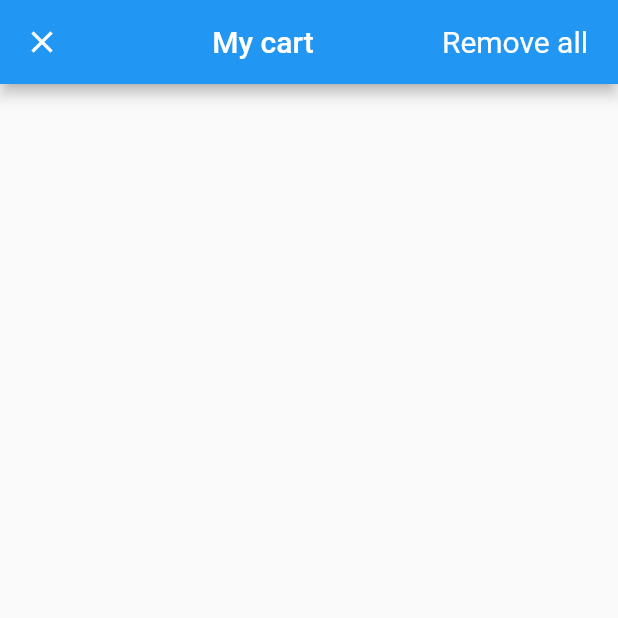
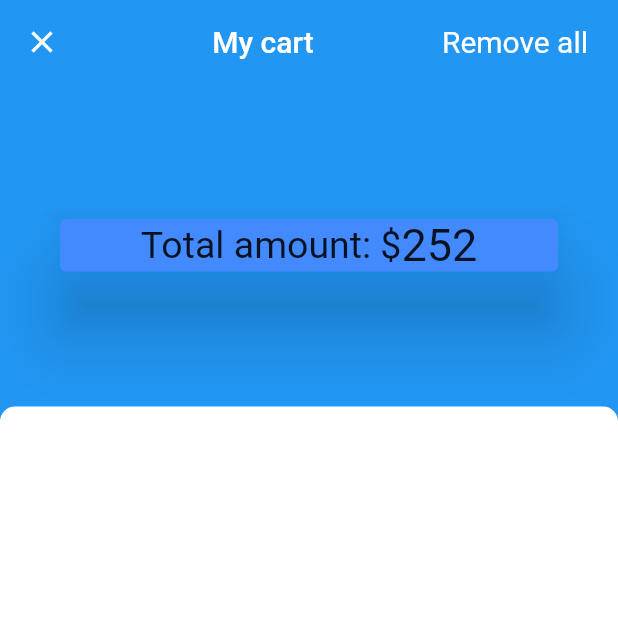
Before and after one commit to sayanmondal31/shoppinng-app, a Flutter app: the MyCartPage screen opened directly, on a phone screen of 412 x 824 dp, the top half of it. Run offline on Flutter 3.47's test engine with Material 2 defaults, Android fonts, the phone set to English and light mode, and no system bars.

Commit message:
ui changed to my cart

```diff
--- /dev/null
+++ b/lib/cartviewItem.dart
@@ -0,0 +1,38 @@
+import 'package:flutter/material.dart';
+import 'package:provider/provider.dart';
+
+import 'model/mycart.dart';
+
+class CartItemViwe extends StatelessWidget {
+  const CartItemViwe({
+    Key key,
+  }) : super(key: key);
+
+  @override
+  Widget build(BuildContext context) {
+    return Consumer<MyCart>(
+          builder: (context, cart, child) {
+            return ListView.builder(
+    itemCount: cart.total_cart_item,
+    itemBuilder: (BuildContext context, int index) {
+      return Padding(
+        padding: const EdgeInsets.symmetric(horizontal: 10),
+        child: ListTile(
+          title: Text(cart.cartItem[index].text),
+          trailing: GestureDetector(
+            onTap: (){
+              cart.removeItem(cart.cartItem[index]);
+            },
+            child: CircleAvatar(
+              radius: 10,
+              child: Icon(Icons.close,size: 20,),
+            ),
+          ),
+        ),
+      );
+    },
+            );
+          },
+        );
+  }
+}
--- a/lib/model/item.dart
+++ b/lib/model/item.dart
@@ -4,9 +4,6 @@ import 'package:flutter/material.dart';
 class Item{
   String text;
 
-
-
   Item({this.text});
 
-
 }
--- a/lib/model/mycart.dart
+++ b/lib/model/mycart.dart
@@ -39,6 +39,10 @@ class MyCart extends ChangeNotifier{
     notifyListeners();
   }
 
+  void removeItem(Item item){
+    _cartitem.remove(item);
+  }
+
    void addtocategory(String addeditem){
     final categoryitem = Item(text:addeditem);
     _item.add(categoryitem);
--- a/lib/mycartpage.dart
+++ b/lib/mycartpage.dart
@@ -1,21 +1,26 @@
 import 'package:advancedtest/cartView.dart';
+import 'package:advancedtest/cartviewItem.dart';
 import 'package:advancedtest/model/mycart.dart';
 import 'package:flutter/material.dart';
 import 'package:provider/provider.dart';
 
 class MyCartPage extends StatelessWidget {
-   _showSnackbar(BuildContext context){
-    Scaffold.of(context).showSnackBar(SnackBar(content: Text("All items deleted",textAlign: TextAlign.center,style: TextStyle(
-      color:Colors.red,
-      fontSize:20
-    ),)));
+  _showSnackbar(BuildContext context) {
+    Scaffold.of(context).showSnackBar(SnackBar(
+        content: Text(
+      "All items deleted",
+      textAlign: TextAlign.center,
+      style: TextStyle(color: Colors.red, fontSize: 20),
+    )));
   }
+
   @override
   Widget build(BuildContext context) {
-
+    final int amount = Provider.of<MyCart>(context).totalPrice;
     return Scaffold(
-
+      backgroundColor: Colors.blue,
       appBar: AppBar(
+        elevation: 0,
         leading: GestureDetector(
             onTap: () {
               Navigator.of(context).pop();
@@ -24,10 +29,8 @@ class MyCartPage extends StatelessWidget {
         title: Center(child: Text("My cart")),
         actions: <Widget>[
           Builder(
-            builder: (context)=>
-                       GestureDetector(
+            builder: (context) => GestureDetector(
                 onTap: () {
-
                   Provider.of<MyCart>(context, listen: false).removeAll();
                   _showSnackbar(context);
                 },
@@ -42,19 +45,45 @@ class MyCartPage extends StatelessWidget {
           )
         ],
       ),
-      body: Consumer<MyCart>(
-        builder: (context, cart, child) {
-          return ListView.builder(
-            itemCount: cart.total_cart_item,
-            itemBuilder: (BuildContext context, int index) {
-              return ListTile(
-                title: Text(cart.cartItem[index].text),
-              );
-            },
-          );
-        },
-      ),
+    body: Column(
 
+      children:<Widget>[
+        Container(
+          padding:EdgeInsets.symmetric(vertical:70,horizontal: 20),
+
+          child: Center(child: Card(
+            elevation: 20,
+            margin: EdgeInsets.all(20),
+            color: Colors.blueAccent,
+                      child: Row(
+                        mainAxisAlignment: MainAxisAlignment.center,
+              children: <Widget>[
+                Text("Total amount: \$",style: TextStyle(
+                  fontSize: 25
+                ),),
+                Text(amount.toString(),style: TextStyle(
+                  fontSize:30
+                ),),
+              ],
+            ),
+          )),
+        ),
+        Expanded(
+                  child: Container(
+
+            decoration: BoxDecoration(
+              color: Colors.white,
+              borderRadius: BorderRadius.only(
+                topRight: Radius.circular(10),
+                topLeft: Radius.circular(10)
+              )
+            ),
+            child: CartItemViwe(),
+          ),
+        )
+      ]
+    ),
     );
   }
 }
+// ,
```
Also changed, not shown: lib/myCatelog.dart (+26 -0 lines).
